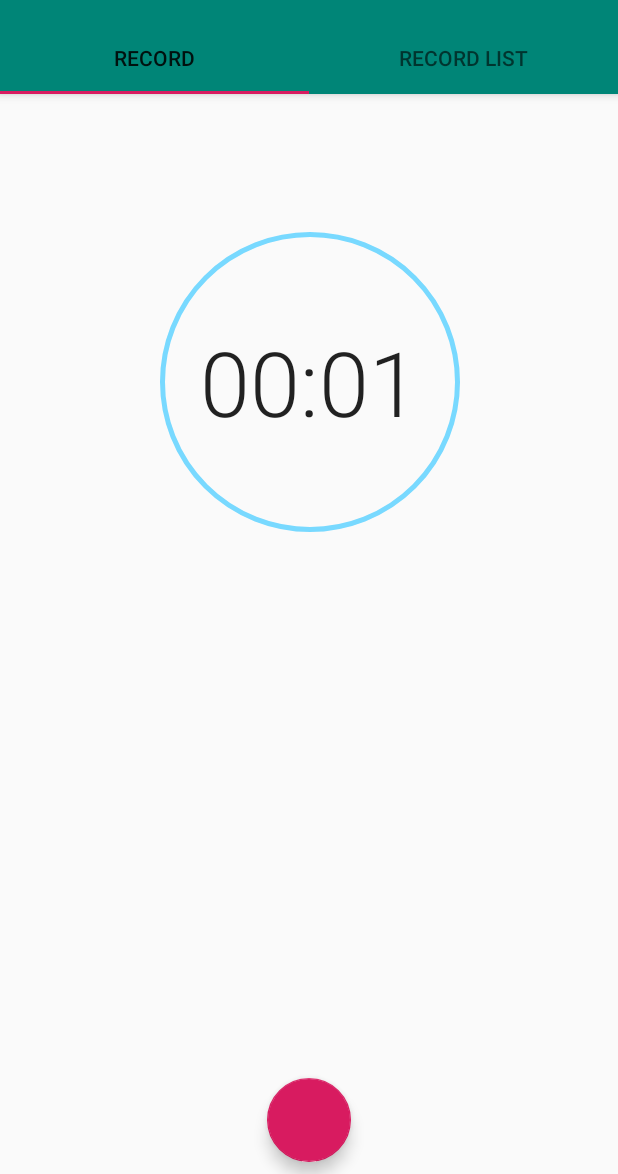
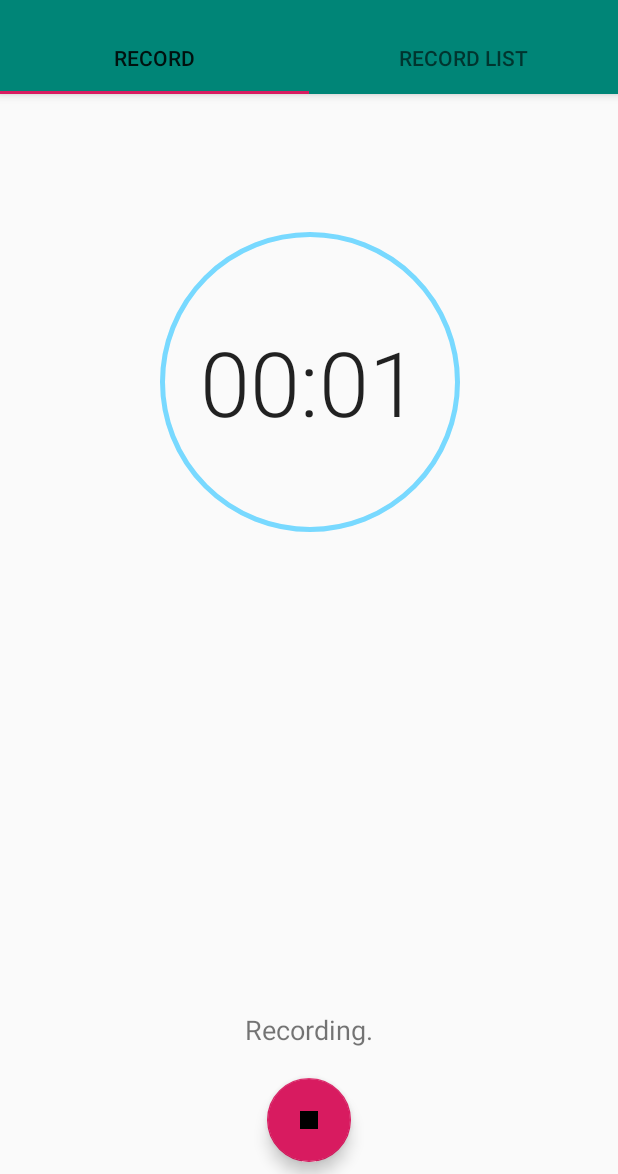
Before and after one commit to mickgamedev/MySoundRecorder, an Android app: the screen it shows after launch (MainActivity), after a tap on an icon or button, on a phone screen of 412 x 824 dp, the part 62-1236 px from its top. Run offline under Robolectric (Android 15) with nearby library versions, the phone set to English and light mode, and no system bars; our stand-ins replace ButterKnife.

Commit message:
permissions

```diff
--- a/app/src/main/java/ru/yandex/dunaev/mick/mysoundrecorder/MyRecordController.java
+++ /dev/null
@@ -1,43 +0,0 @@
-package ru.yandex.dunaev.mick.mysoundrecorder;
-
-public class MyRecordController {
-    private MyRecordController(){};
-    private static MyRecordController mController;
-    public static MyRecordController getInstance(){
-        if(mController == null) mController = new MyRecordController();
-        return mController;
-    }
-
-    public interface IRecordControlListener{
-        public void onStart();
-        public void onStop();
-    }
-
-    private boolean isRecord = false;
-    private IRecordControlListener listener;
-    private long seconds;
-
-    public void pressToggleRecordButton(){
-        isRecord = !isRecord;
-        if (isRecord) {
-            if(listener != null) listener.onStart();
-            startRecord();
-        }
-        else {
-            if(listener != null) listener.onStop();
-            stopRecord();
-        }
-    }
-
-    private void stopRecord() {
-
-    }
-
-    private void startRecord() {
-        seconds = 0;
-    }
-
-    public void setListener(IRecordControlListener listener) {
-        this.listener = listener;
-    }
-}
--- a/app/src/main/java/ru/yandex/dunaev/mick/mysoundrecorder/RecordFragment.java
+++ /dev/null
@@ -1,62 +0,0 @@
-package ru.yandex.dunaev.mick.mysoundrecorder;
-
-
-import android.os.Bundle;
-import android.os.SystemClock;
-import android.support.v4.app.Fragment;
-import android.view.LayoutInflater;
-import android.view.View;
-import android.view.ViewGroup;
-import android.widget.Chronometer;
-import android.widget.TextView;
-
-import butterknife.BindView;
-import butterknife.ButterKnife;
-import butterknife.OnClick;
-
-
-/**
- * A simple {@link Fragment} subclass.
- */
-public class RecordFragment extends Fragment {
-
-    private MyRecordController mController = MyRecordController.getInstance();
-
-    @BindView(R.id.chronometer) Chronometer mChronometer;
-
-    public RecordFragment() {
-        // Required empty public constructor
-    }
-
-
-    @Override
-    public View onCreateView(LayoutInflater inflater, ViewGroup container,
-                             Bundle savedInstanceState) {
-        // Inflate the layout for this fragment
-        View v = inflater.inflate(R.layout.fragment_record, container, false);
-        ButterKnife.bind(this,v);
-
-        setControllerListener();
-        return v;
-    }
-
-    @OnClick(R.id.toogle_record_button)
-    public void OnClickTogleRecordButton(View v){
-        mController.pressToggleRecordButton();
-    }
-
-    private void setControllerListener(){
-        mController.setListener(new MyRecordController.IRecordControlListener() {
-            @Override
-            public void onStart() {
-                mChronometer.setBase(SystemClock.elapsedRealtime());
-                mChronometer.start();
-            }
-
-            @Override
-            public void onStop() {
-                mChronometer.stop();
-            }
-        });
-    }
-}
--- /dev/null
+++ b/app/src/main/java/ru/yandex/dunaev/mick/mysoundrecorder/controllers/MyRecordController.java
@@ -0,0 +1,56 @@
+package ru.yandex.dunaev.mick.mysoundrecorder.controllers;
+
+public class MyRecordController {
+    private MyRecordController(){};
+    private static MyRecordController mController;
+    public static MyRecordController getInstance(){
+        if(mController == null) mController = new MyRecordController();
+        return mController;
+    }
+
+    public static void onPermissionGranted(){
+        if(mController == null || mController.listener == null) return;
+        mController.onStart();
+    }
+
+    public interface IRecordControlListener{
+        public boolean onStart();
+        public void onStop();
+    }
+
+    private boolean isRequestRecord = false;
+    private boolean isRecord = false;
+
+    private IRecordControlListener listener;
+
+    public void pressToggleRecordButton(){
+        isRequestRecord = !isRequestRecord;
+        if (isRequestRecord) {
+            onStart();
+        }
+        else {
+            onStop();
+        }
+    }
+
+    private void onStart(){
+        isRequestRecord = true;
+        if(!isRecord && listener != null) {
+            if(!listener.onStart()) isRequestRecord = false;
+            isRecord = isRequestRecord;
+        }
+    }
+
+    private void onStop(){
+        isRequestRecord = false;
+        if(isRecord && listener != null){
+            listener.onStop();
+            isRecord = false;
+        }
+    }
+
+
+    public void setListener(IRecordControlListener listener) {
+        this.listener = listener;
+    }
+}
--- /dev/null
+++ b/app/src/main/java/ru/yandex/dunaev/mick/mysoundrecorder/fragments/RecordFragment.java
@@ -0,0 +1,99 @@
+package ru.yandex.dunaev.mick.mysoundrecorder.fragments;
+
+
+import android.Manifest;
+import android.os.Bundle;
+import android.os.SystemClock;
+import android.support.design.widget.FloatingActionButton;
+import android.support.v4.app.Fragment;
+import android.util.Log;
+import android.view.LayoutInflater;
+import android.view.View;
+import android.view.ViewGroup;
+import android.widget.Chronometer;
+import android.widget.TextView;
+
+import butterknife.BindView;
+import butterknife.ButterKnife;
+import butterknife.OnClick;
+import ru.yandex.dunaev.mick.mysoundrecorder.R;
+import ru.yandex.dunaev.mick.mysoundrecorder.controllers.MyRecordController;
+import ru.yandex.dunaev.mick.mysoundrecorder.helpers.CheckPermissionHelper;
+import ru.yandex.dunaev.mick.mysoundrecorder.helpers.StringWaitHelper;
+
+
+/**
+ * A simple {@link Fragment} subclass.
+ */
+public class RecordFragment extends Fragment {
+
+    private MyRecordController mController = MyRecordController.getInstance();
+    private StringWaitHelper stringHelper = null;
+
+    @BindView(R.id.chronometer) Chronometer mChronometer;
+    @BindView(R.id.text_recording) TextView textRecording;
+    @BindView(R.id.toogle_record_button) FloatingActionButton recordButton;
+
+    private final String[] permissions = new String[]{Manifest.permission.RECORD_AUDIO,Manifest.permission.WRITE_EXTERNAL_STORAGE};
+
+    public RecordFragment() {
+        // Required empty public constructor
+    }
+
+
+    @Override
+    public View onCreateView(LayoutInflater inflater, ViewGroup container,
+                             Bundle savedInstanceState) {
+        // Inflate the layout for this fragment
+        View v = inflater.inflate(R.layout.fragment_record, container, false);
+        ButterKnife.bind(this,v);
+
+        stringHelper = new StringWaitHelper(container.getResources().getString(R.string.recording));
+
+        setControllerListener();
+        setChronometerListener();
+        return v;
+    }
+
+    private void setChronometerListener() {
+        mChronometer.setOnChronometerTickListener(new Chronometer.OnChronometerTickListener() {
+            @Override
+            public void onChronometerTick(Chronometer chronometer) {
+                textRecording.setText(stringHelper.toNext());
+            }
+        });
+    }
+
+    @OnClick(R.id.toogle_record_button)
+    public void OnClickTogleRecordButton(View v){
+        mController.pressToggleRecordButton();
+    }
+
+    private boolean checkPermission(){
+        return CheckPermissionHelper.checkPermission(getActivity(),permissions);
+    }
+
+    private void setControllerListener(){
+        mController.setListener(new MyRecordController.IRecordControlListener() {
+            @Override
+            public boolean onStart() {
+                if(!checkPermission()) return false;
+                Log.v("Record","start");
+                mChronometer.setBase(SystemClock.elapsedRealtime());
+                mChronometer.start();
+                stringHelper.reset();
+                textRecording.setVisibility(View.VISIBLE);
+                recordButton.setImageResource(R.drawable.ic_stop_black_24dp);
+                return true;
+            }
+
+            @Override
+            public void onStop() {
+                Log.v("Record","stop");
+                mChronometer.stop();
+                textRecording.setVisibility(View.GONE);
+                recordButton.setImageResource(R.drawable.ic_mic_none_black_24dp);
+            }
+        });
+    }
+}
--- a/app/src/main/java/ru/yandex/dunaev/mick/mysoundrecorder/RecordListFragment.java
+++ b/app/src/main/java/ru/yandex/dunaev/mick/mysoundrecorder/fragments/RecordListFragment.java
@@ -1,4 +1,4 @@
-package ru.yandex.dunaev.mick.mysoundrecorder;
+package ru.yandex.dunaev.mick.mysoundrecorder.fragments;
 
 
 import android.os.Bundle;
@@ -6,6 +6,8 @@ import android.support.v4.app.Fragment;
 import android.view.LayoutInflater;
 import android.view.View;
 import android.view.ViewGroup;
+
+import ru.yandex.dunaev.mick.mysoundrecorder.R;
 
 
 /**
--- /dev/null
+++ b/app/src/main/java/ru/yandex/dunaev/mick/mysoundrecorder/helpers/CheckPermissionHelper.java
@@ -0,0 +1,52 @@
+package ru.yandex.dunaev.mick.mysoundrecorder.helpers;
+
+import android.Manifest;
+import android.app.Activity;
+import android.content.pm.PackageManager;
+import android.support.v4.app.ActivityCompat;
+import android.support.v4.content.ContextCompat;
+import android.widget.Toast;
+
+import java.util.ArrayList;
+import java.util.List;
+
+import ru.yandex.dunaev.mick.mysoundrecorder.controllers.MyRecordController;
+
+public class CheckPermissionHelper {
+
+    public static final int REQUEST_PERMISION_CODE = 6688;
+
+    public static boolean checkPermission(Activity activity, String[] permissions){
+        List<String> requestPermissions = new ArrayList<>();
+
+        //проверить все что нужно на то что уже есть
+        for(String permission: permissions){
+            if(ContextCompat.checkSelfPermission(activity,permission) != PackageManager.PERMISSION_GRANTED){
+                requestPermissions.add(permission);
+            }
+        }
+
+        //если что то надо то запросить это
+        if(!requestPermissions.isEmpty()){
+            ActivityCompat.requestPermissions(activity,requestPermissions.toArray(new String[requestPermissions.size()]),REQUEST_PERMISION_CODE);
+        } else return true;
+
+        //на данный момент разрешений нету, ждем callback от activity
+        return false;
+    }
+
+    private static boolean simpleCheckPermission(Activity activity, String[] permissions) {
+        //еще раз проверить разрешения
+        for(String permission: permissions){
+            if(ContextCompat.checkSelfPermission(activity,permission) != PackageManager.PERMISSION_GRANTED){
+                return false;//чего то нету
+            }
+        }
+        return true;//разрешения выданы
+    }
+
+    public static void onPermissionGranted(Activity activity, String[] permissions) {
+        if(simpleCheckPermission(activity,permissions)) MyRecordController.onPermissionGranted();
+        else Toast.makeText(activity,"Permission failed",Toast.LENGTH_SHORT).show();
+    }
+}
--- /dev/null
+++ b/app/src/main/java/ru/yandex/dunaev/mick/mysoundrecorder/helpers/StringWaitHelper.java
@@ -0,0 +1,21 @@
+package ru.yandex.dunaev.mick.mysoundrecorder.helpers;
+
+public class StringWaitHelper {
+    private String initialString;
+    private String currentString;
+
+    public StringWaitHelper(String initialString) {
+        this.initialString = initialString;
+        this.currentString = initialString;
+    }
+
+    public String toNext(){
+        if(currentString.length() > initialString.length() + 2) currentString = initialString;
+        else currentString += ".";
+        return currentString;
+    }
+
+    public void reset(){
+        currentString = initialString;
+    }
+}
--- /dev/null
+++ b/app/src/main/res/drawable/ic_mic_none_black_24dp.xml
@@ -0,0 +1,9 @@
+<vector xmlns:android="http://schemas.android.com/apk/res/android"
+        android:width="24dp"
+        android:height="24dp"
+        android:viewportWidth="24.0"
+        android:viewportHeight="24.0">
+    <path
+        android:fillColor="#FF000000"
+        android:pathData="M12,14c1.66,0 2.99,-1.34 2.99,-3L15,5c0,-1.66 -1.34,-3 -3,-3S9,3.34 9,5v6c0,1.66 1.34,3 3,3zM10.8,4.9c0,-0.66 0.54,-1.2 1.2,-1.2 0.66,0 1.2,0.54 1.2,1.2l-0.01,6.2c0,0.66 -0.53,1.2 -1.19,1.2 -0.66,0 -1.2,-0.54 -1.2,-1.2L10.8,4.9zM17.3,11c0,3 -2.54,5.1 -5.3,5.1S6.7,14 6.7,11L5,11c0,3.41 2.72,6.23 6,6.72L11,21h2v-3.28c3.28,-0.48 6,-3.3 6,-6.72h-1.7z"/>
+</vector>
--- /dev/null
+++ b/app/src/main/res/drawable/ic_stop_black_24dp.xml
@@ -0,0 +1,9 @@
+<vector xmlns:android="http://schemas.android.com/apk/res/android"
+        android:width="24dp"
+        android:height="24dp"
+        android:viewportWidth="24.0"
+        android:viewportHeight="24.0">
+    <path
+        android:fillColor="#FF000000"
+        android:pathData="M6,6h12v12H6z"/>
+</vector>
--- a/app/src/main/res/layout/activity_main.xml
+++ b/app/src/main/res/layout/activity_main.xml
@@ -4,7 +4,7 @@
     xmlns:tools="http://schemas.android.com/tools"
     android:layout_width="match_parent"
     android:layout_height="match_parent"
-    tools:context=".MainActivity">
+    tools:context=".activites.MainActivity">
 
     <android.support.design.widget.AppBarLayout
         android:id="@+id/appBarLayout"
--- a/app/src/main/res/layout/fragment_record.xml
+++ b/app/src/main/res/layout/fragment_record.xml
@@ -5,7 +5,7 @@
     android:id="@+id/frameLayout"
     android:layout_width="match_parent"
     android:layout_height="match_parent"
-    tools:context=".RecordFragment">
+    tools:context=".fragments.RecordFragment">
 
     <android.support.design.widget.FloatingActionButton
         android:layout_width="wrap_content"
@@ -16,7 +16,8 @@
         app:layout_constraintBottom_toBottomOf="parent"
         app:layout_constraintEnd_toEndOf="parent"
         app:layout_constraintStart_toStartOf="parent"
-        android:id="@+id/toogle_record_button"/>
+        android:id="@+id/toogle_record_button"
+        android:src="@drawable/ic_mic_none_black_24dp"/>
 
     <Chronometer
         android:id="@+id/chronometer"
@@ -44,4 +45,15 @@
         app:layout_constraintStart_toStartOf="@+id/chronometer"
         app:layout_constraintTop_toTopOf="@+id/chronometer" />
 
+    <TextView
+        android:id="@+id/text_recording"
+        android:layout_width="wrap_content"
+        android:layout_height="wrap_content"
+        android:layout_marginBottom="20dp"
+        android:textSize="18sp"
+        android:visibility="gone"
+        app:layout_constraintBottom_toTopOf="@+id/toogle_record_button"
+        app:layout_constraintEnd_toEndOf="parent"
+        app:layout_constraintStart_toStartOf="parent" />
+
 </android.support.constraint.ConstraintLayout>
--- a/app/src/main/res/layout/fragment_record_list.xml
+++ b/app/src/main/res/layout/fragment_record_list.xml
@@ -5,7 +5,7 @@
     android:id="@+id/frameLayout2"
     android:layout_width="match_parent"
     android:layout_height="match_parent"
-    tools:context=".RecordListFragment">
+    tools:context=".fragments.RecordListFragment">
 
     <!-- TODO: Update blank fragment layout -->
 
--- a/app/src/main/res/values/strings.xml
+++ b/app/src/main/res/values/strings.xml
@@ -8,4 +8,7 @@
     <string name="page_record_list"> Record List</string>
     <string name="record">Record</string>
     <string name="record_list">Record list</string>
+
+    <string name="recording">Recording</string>
+    <string name="default_file_name">record</string>
 </resources>
```
Also changed, not shown: app/src/main/AndroidManifest.xml (+6 -1 lines), app/src/main/java/ru/yandex/dunaev/mick/mysoundrecorder/activites/MainActivity.java (renamed from app/src/main/java/ru/yandex/dunaev/mick/mysoundrecorder/MainActivity.java, +12 -4 lines), app/src/main/java/ru/yandex/dunaev/mick/mysoundrecorder/services/MyRecordingService.java (added, +84 -0 lines).
